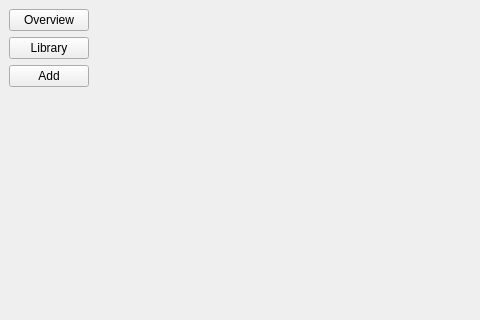
Above: mainwindow.ui from SimiThePro/SeriesApp before the change; both pictures show x 0 to 480 and y 0 to 320 of the 832 by 621 pixel window. Below: the same form after it.
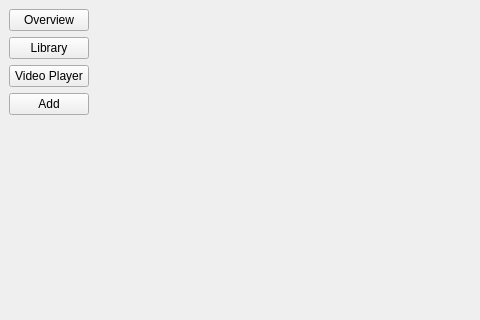
That is the form after the change.

Commit message: Added a simple VideoPlayer

```diff
--- a/mainwindow.ui
+++ b/mainwindow.ui
@@ -45,6 +45,13 @@
           </property>
          </widget>
         </item>
+        <item>
+         <widget class="QPushButton" name="VideoPlayerButton">
+          <property name="text">
+           <string>Video Player</string>
+          </property>
+         </widget>
+        </item>
         <item>
          <widget class="QPushButton" name="AddButton">
           <property name="text">
```
The commit also changes 11 other files.
